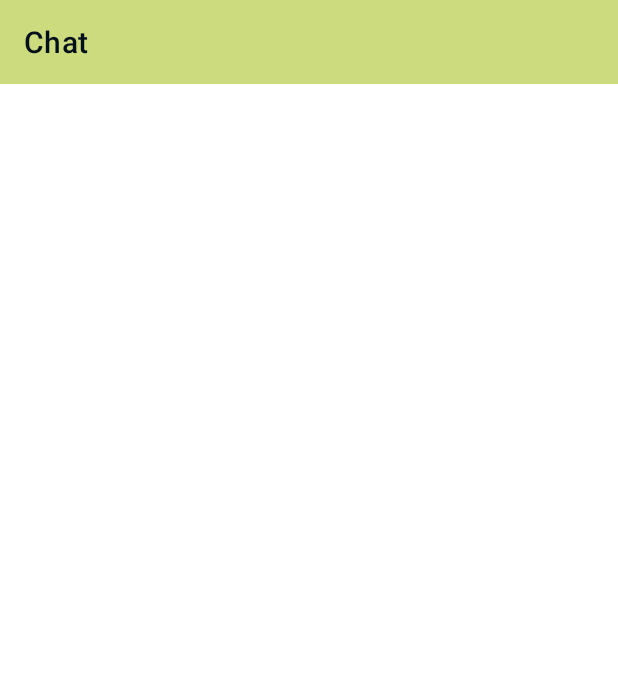
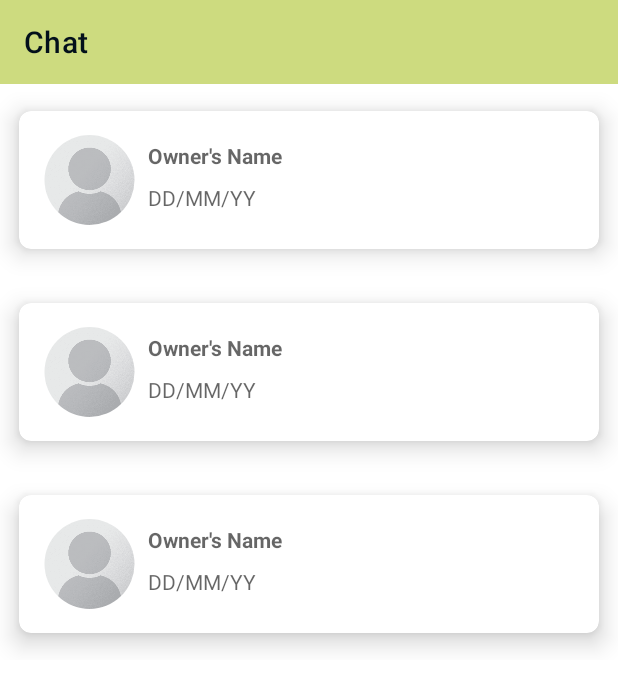
Before and after one commit to sayem499/CSE499-Group05-VenueReservationAndroidApp, an Android app: the layout activity_chat_list.xml on its own in the app's theme, with its tools: preview values and no code run, on a phone screen of 412 x 824 dp. Shown: the top 688 px of the screen. Run offline under Robolectric (Android 15) with nearby library versions, the phone set to English and light mode, and no system bars.

Commit message:
#12 Designed Chat List Layout

```diff
--- a/ReserverApp/app/src/main/res/layout/activity_chat_list.xml
+++ b/ReserverApp/app/src/main/res/layout/activity_chat_list.xml
@@ -22,4 +22,15 @@
         app:titleTextColor="#03101B">
     </androidx.appcompat.widget.Toolbar>
 
+    <androidx.recyclerview.widget.RecyclerView
+        android:id="@+id/chat_list_recyclerView"
+        android:layout_width="match_parent"
+        android:layout_height="wrap_content"
+        app:layout_constraintEnd_toEndOf="parent"
+        app:layout_constraintStart_toStartOf="parent"
+        app:layout_constraintTop_toBottomOf="@+id/chat_toolbar"
+        tools:listitem="@layout/chat_list"/>
+
+
+
 </androidx.constraintlayout.widget.ConstraintLayout>
--- a/ReserverApp/app/src/main/res/layout/activity_chat_main.xml
+++ b/ReserverApp/app/src/main/res/layout/activity_chat_main.xml
@@ -160,10 +160,10 @@
             android:layout_height="50dp"
             android:layout_gravity="center"
             android:layout_marginEnd="9dp"
-            android:padding="10dp"
+            android:padding="12dp"
             android:src="@drawable/ic_baseline_send_24"
             android:background="@drawable/send_background"
-            android:backgroundTint="#00511F"/>
+            android:backgroundTint="#838C03"/>
 
     </LinearLayout>
 
```
